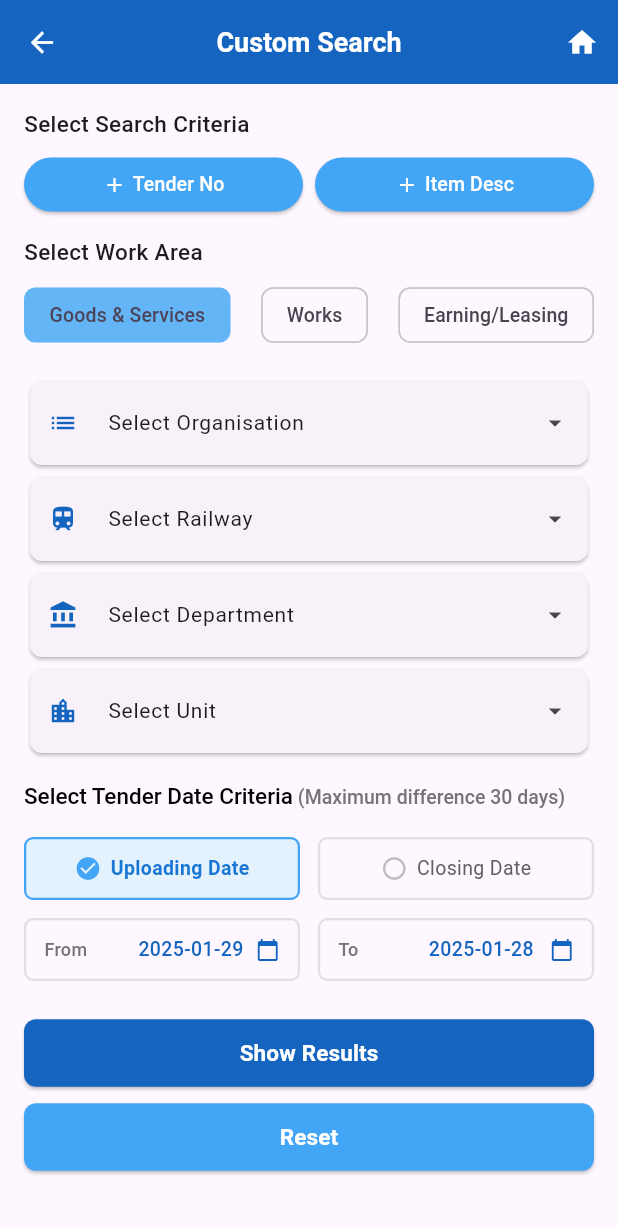
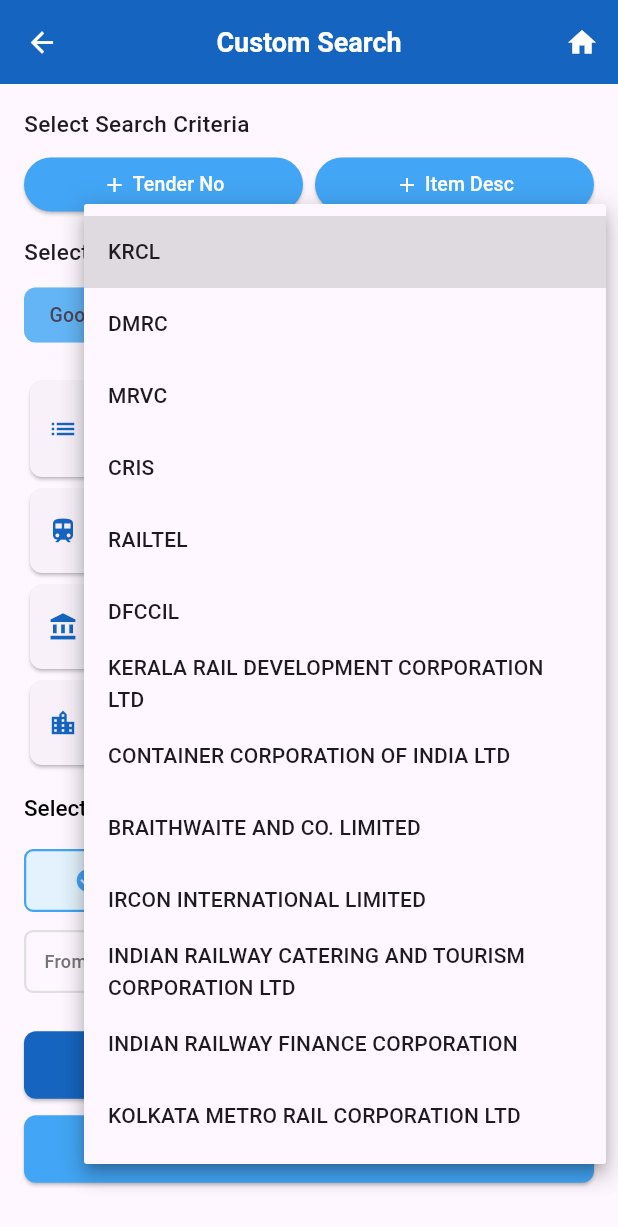
Before and after one commit to gajendrasingh05/ireps_training, a Flutter app: the CustomSearchPage screen opened directly, after a tap on "Select Organisation", on a phone screen of 412 x 824 dp. Shown: the top 1227 px of the screen. Run offline on Flutter 3.47's test engine with Material 3 defaults, Android fonts, the phone set to English and light mode, and no system bars; Roboto replaces fonts that are missing (Gastie).

Commit message:
committed by Rishu - 31.01.2025 (Custom Search)

```diff
--- a/lib/customsearch.dart
+++ b/lib/customsearch.dart
@@ -19,6 +19,7 @@ class _CustomSearchPageState extends State<CustomSearchPage> {
   DateTime uploadingDate = DateTime(2025, 1, 29);
   bool showTenderNo = false;
   bool showItemDesc = false;
+  String? selectedOrganisation;
 
   void resetForm() {
     setState(() {
@@ -28,6 +29,7 @@ class _CustomSearchPageState extends State<CustomSearchPage> {
       selectedDateType = 'uploading';
       closingDate = DateTime(2025, 1, 28);
       uploadingDate = DateTime(2025, 1, 29);
+      selectedOrganisation = null;
     });
   }
 
@@ -116,17 +118,11 @@ class _CustomSearchPageState extends State<CustomSearchPage> {
             SizedBox(height: 8),
             _buildWorkAreaSelection(),
             SizedBox(height: 16),
-            _buildDropdownTile(Icons.list, "Select Organisation"),
+            _buildOrganisationDropdown(),
             _buildDropdownTile(Icons.train, "Select Railway"),
             _buildDropdownTile(Icons.account_balance, "Select Department"),
             _buildDropdownTile(Icons.location_city, "Select Unit"),
             SizedBox(height: 16),
-            // Text(
-            //   "Select Tender Date Criteria",
-            //   style: TextStyle(fontSize: 15, fontWeight: FontWeight.w500),
-            //
-            //
-            // ),
             RichText(
               text: TextSpan(
                 style: TextStyle(fontSize: 15, fontWeight: FontWeight.w500, color: Colors.black),
@@ -139,8 +135,6 @@ class _CustomSearchPageState extends State<CustomSearchPage> {
                 ],
               ),
             ),
-
-
             SizedBox(height: 18),
             _buildDateTypeSelection(),
             SizedBox(height: 12),
@@ -151,6 +145,50 @@ class _CustomSearchPageState extends State<CustomSearchPage> {
             _buildActionButton("Reset", Colors.blue.shade400, onPressed: resetForm),
           ],
         ),
+      ),
+    );
+  }
+
+  Widget _buildOrganisationDropdown() {
+    List<String> organisations = [
+      "KRCL",
+      "DMRC",
+      "MRVC",
+      "CRIS",
+      "RAILTEL",
+      "DFCCIL",
+      "KERALA RAIL DEVELOPMENT CORPORATION LTD",
+      "CONTAINER CORPORATION OF INDIA LTD",
+      "BRAITHWAITE AND CO. LIMITED",
+      "IRCON INTERNATIONAL LIMITED",
+      "INDIAN RAILWAY CATERING AND TOURISM CORPORATION LTD",
+      "INDIAN RAILWAY FINANCE CORPORATION",
+      "KOLKATA METRO RAIL CORPORATION LTD"
+    ];
+
+    return Card(
+      shape: RoundedRectangleBorder(borderRadius: BorderRadius.circular(8)),
+      child: ListTile(
+        contentPadding: EdgeInsets.symmetric(horizontal: 12),
+        leading: Icon(Icons.list, color: Colors.blue.shade800, size: 20),
+        title: DropdownButton<String>(
+          value: selectedOrganisation,
+          hint: Text("Select Organisation", style: TextStyle(fontSize: 14)),
+          isExpanded: true,
+          underline: SizedBox(), // Remove the default underline
+          items: organisations.map((String value) {
+            return DropdownMenuItem<String>(
+              value: value,
+              child: Text(value, style: TextStyle(fontSize: 14)),
+            );
+          }).toList(),
+          onChanged: (String? newValue) {
+            setState(() {
+              selectedOrganisation = newValue;
+            });
+          },
+        ),
+        // Removed the trailing arrow here
       ),
     );
   }
```
